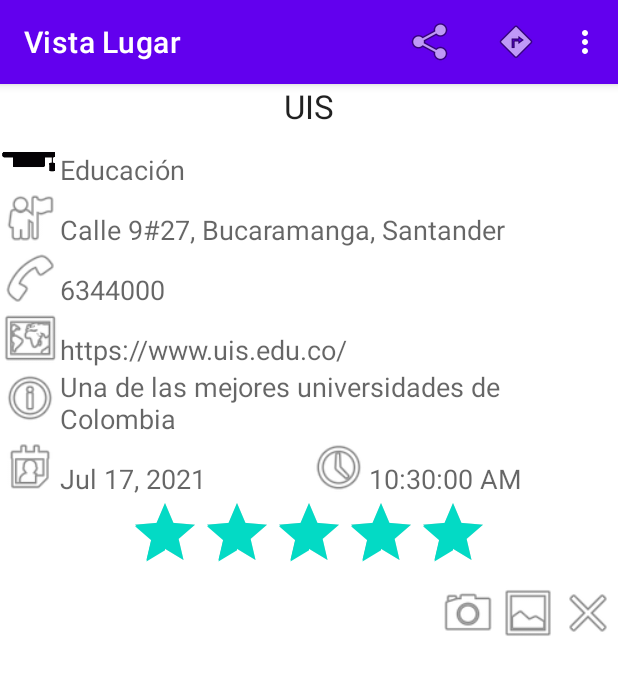
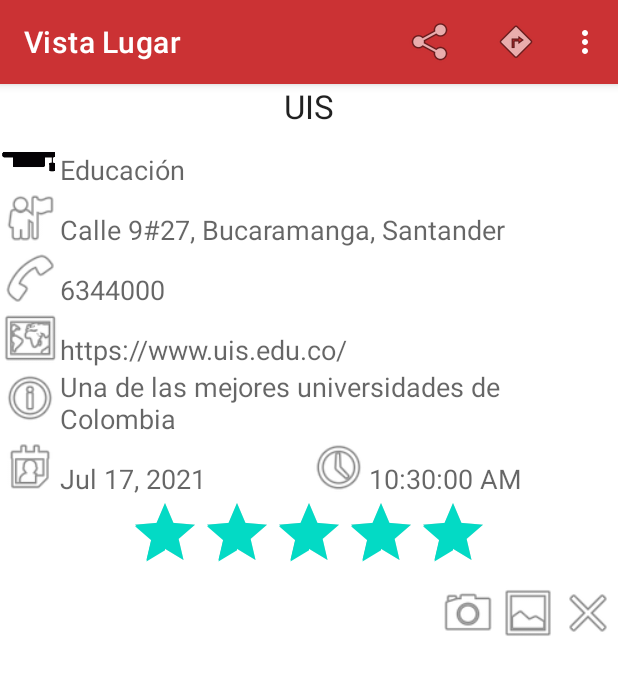
Before and after one commit to frsierrag/DangerZone, an Android app: the screen it shows after launch (VistaLugarActivity), after a tap on "UIS", on a phone screen of 412 x 824 dp. Shown: the top 675 px of the screen. Run offline under Robolectric (Android 15) with nearby library versions, the phone set to English and light mode, and no system bars.

Commit message:
1. Add ultimaLocalizacion method into CasosUsoLocalizacion class. 2. Update petition to coordinates to Google Maps App into CasosUsoLugar class. 3. Update lanzarVistaLugar method into MainActivity class. 4. Update coordinates to places into LugaresLista class. 5. Update & create new colors into colors.xml, themes.xml and themes.xml (Dark).

```diff
--- a/app/src/main/java/com/grupo5/dangerzone/data/LugaresLista.java
+++ b/app/src/main/java/com/grupo5/dangerzone/data/LugaresLista.java
@@ -36,22 +36,22 @@
     }
     public void añadeEjemplos() {
         añade(new Lugar("UIS","Calle 9#27, Bucaramanga, Santander",
-                7.1377,-73.121, TipoLugar.EDUCACION,
+                -73.121,7.1377, TipoLugar.EDUCACION,
                 6344000, "https://www.uis.edu.co/",
                 "Una de las mejores universidades de Colombia",
                 5));
         añade(new Lugar("Estadio Atanasio Girardot","Cra. 74 #48010, Medellín, Antioquia",
-                6.256864,-75.59013, TipoLugar.DEPORTE,
+                -75.59013,6.256864, TipoLugar.DEPORTE,
                 0, "http://comunasdemedellin.com/",
                 "Estadio de la ciudad de medellín",
                 (float) 4.5));
         añade(new Lugar("Movistar Arena","Diagonal. 61c #26-36, Bogotá, Cundinamarca",
-                6.256864,-75.59013, TipoLugar.ESPECTACULO,
+                -74.0783,4.6505, TipoLugar.ESPECTACULO,
                 5470183, "https://movistararena.co/",
                 "Centro de eventos en Bogotá",
                 4));
         añade(new Lugar("Páramo de Santurbán","Silos, Santander",
-                7.2466845,-72.90982, TipoLugar.NATURALEZA,
+                -72.90982,7.2466845, TipoLugar.NATURALEZA,
                 0, "SIN DATOS",
                 "Lugar entre los departamentos Santander y Norte de Santander",
                 4));
--- a/app/src/main/java/com/grupo5/dangerzone/presentation/MainActivity.java
+++ b/app/src/main/java/com/grupo5/dangerzone/presentation/MainActivity.java
@@ -129,6 +129,10 @@
                 .setPositiveButton(R.string.positive_button, new DialogInterface.OnClickListener() {
                     public void onClick(DialogInterface dialog, int whichButton) {
                         int id = Integer.parseInt(entrada.getText().toString());
+                        if(id > lugares.tamaño()) {
+                            Log.d("Id lugares", "Ha ingresado un Id superior, se mostrará el último objeto");
+                            usoLugar.mostrar(lugares.tamaño() - 1);
+                        }
                         usoLugar.mostrar(id);
                     }
                 })
--- a/app/src/main/java/com/grupo5/dangerzone/use_cases/CasosUsoLocalizacion.java
+++ b/app/src/main/java/com/grupo5/dangerzone/use_cases/CasosUsoLocalizacion.java
@@ -37,12 +37,28 @@
         manejadorLoc = (LocationManager) actividad.getSystemService( LOCATION_SERVICE);
         posicionActual = ((Aplicacion) actividad.getApplication()).posicionActual;
         adaptador = ((Aplicacion) actividad.getApplication()).adaptador;
-        //ultimaLocalizazion();
+        ultimaLocalizazion();
     }
 
     public boolean hayPermisoLocalizacion() {
         return (ActivityCompat.checkSelfPermission(actividad,
                 Manifest.permission.ACCESS_FINE_LOCATION) == PackageManager.PERMISSION_GRANTED);
+    }
+
+    @SuppressLint("MissingPermission")
+    void ultimaLocalizazion() {
+        if (hayPermisoLocalizacion()) {
+            if (manejadorLoc.isProviderEnabled(LocationManager.GPS_PROVIDER)) {
+                actualizaMejorLocaliz(manejadorLoc.getLastKnownLocation( LocationManager.GPS_PROVIDER));
+            }
+            if (manejadorLoc.isProviderEnabled(LocationManager.NETWORK_PROVIDER)) {
+                actualizaMejorLocaliz(manejadorLoc.getLastKnownLocation( LocationManager.NETWORK_PROVIDER));
+            }
+        } else {
+            solicitarPermiso(Manifest.permission.ACCESS_FINE_LOCATION,
+                    "Sin el permiso localización no puedo mostrar la distancia a los lugares.",
+                    codigoPermiso, actividad);
+        }
     }
 
     public static void solicitarPermiso(final String permiso, String justificacion,
@@ -63,7 +79,7 @@
     }
 
     public void permisoConcedido() {
-        //ultimaLocalizazion();
+        ultimaLocalizazion();
         activarProveedores();
         adaptador.notifyDataSetChanged();
     }
@@ -88,7 +104,7 @@
 
     @Override
     public void onLocationChanged(Location location) {
-        Log.d(TAG, "Nueva localización: "+location);
+        Log.d(TAG, "Nueva localización: "+ location);
         actualizaMejorLocaliz(location); adaptador.notifyDataSetChanged();
     }
 
@@ -100,18 +116,18 @@
 
     @Override
     public void onProviderEnabled(String provider) {
-        Log.d(TAG, "Se habilita: "+provider);
+        Log.d(TAG, "Se habilita: "+ provider);
         activarProveedores();
     }
 
     @Override
     public void onProviderDisabled(String provider) {
-        Log.d(TAG, "Se deshabilita: "+provider);
+        Log.d(TAG, "Se deshabilita: "+ provider);
         activarProveedores();
     }
 
     private void actualizaMejorLocaliz(Location localiz) {
-        if (localiz != null && (mejorLoc == null || localiz.getAccuracy() < 2*mejorLoc.getAccuracy() ||
+        if (localiz != null && (mejorLoc == null || localiz.getAccuracy() < 2 * mejorLoc.getAccuracy() ||
                 localiz.getTime() - mejorLoc.getTime() > DOS_MINUTOS)) {
             Log.d(TAG, "Nueva mejor localización");
             mejorLoc = localiz;
--- a/app/src/main/java/com/grupo5/dangerzone/use_cases/CasosUsoLugar.java
+++ b/app/src/main/java/com/grupo5/dangerzone/use_cases/CasosUsoLugar.java
@@ -91,8 +91,9 @@
     public final void verMapa(Lugar lugar) {
         double lat = lugar.getPosicion().getLatitud();
         double lon = lugar.getPosicion().getLongitud();
-        Uri uri = lugar.getPosicion() != GeoPunto.SIN_POSICION ? Uri.parse("geo:0,0?q="+Uri.encode(lugar.getDireccion())) :
-                Uri.parse("geo:" + lon + ',' + lat+"z=18");
+        Uri uri = lugar.getPosicion() != GeoPunto.SIN_POSICION ?
+                Uri.parse("geo:0,0?q="+Uri.encode(lugar.getDireccion())) :
+                Uri.parse("geo:" + lat + ',' + lon+"?z=18&q="+Uri.encode(lugar.getDireccion()));
         actividad.startActivity(new Intent("android.intent.action.VIEW", uri));
     }
 
--- a/app/src/main/res/values-night/themes.xml
+++ b/app/src/main/res/values-night/themes.xml
@@ -2,8 +2,8 @@
     <!-- Base application theme. -->
     <style name="Theme.DangerZone" parent="Theme.MaterialComponents.DayNight.DarkActionBar">
         <!-- Primary brand color. -->
-        <item name="colorPrimary">@color/purple_200</item>
-        <item name="colorPrimaryVariant">@color/purple_700</item>
+        <item name="colorPrimary">@color/fire</item>
+        <item name="colorPrimaryVariant">@color/red_200</item>
         <item name="colorOnPrimary">@color/black</item>
         <!-- Secondary brand color. -->
         <item name="colorSecondary">@color/teal_200</item>
@@ -14,8 +14,8 @@
         <!-- Customize your theme here. -->
     </style>
     <style name="Theme.DangerZone.NoActionBar" parent="Theme.AppCompat.DayNight.NoActionBar">
-        <item name="colorPrimary">@color/purple_200</item>
-        <item name="colorPrimaryVariant">@color/purple_700</item>
+        <item name="colorPrimary">@color/fire</item>
+        <item name="colorPrimaryVariant">@color/red_200</item>
         <item name="colorOnPrimary">@color/black</item>
         <item name="windowActionBar">false</item>
         <item name="windowNoTitle">true</item>
--- a/app/src/main/res/values/colors.xml
+++ b/app/src/main/res/values/colors.xml
@@ -7,4 +7,7 @@
     <color name="teal_700">#FF018786</color>
     <color name="black">#FF000000</color>
     <color name="white">#FFFFFFFF</color>
+    <color name="red">#FF00</color>
+    <color name="red_200">#CB3234</color>
+    <color name="fire">#DD571C</color>
 </resources>
--- a/app/src/main/res/values/themes.xml
+++ b/app/src/main/res/values/themes.xml
@@ -2,7 +2,7 @@
     <!-- Base application theme. -->
     <style name="Theme.DangerZone" parent="Theme.MaterialComponents.DayNight.DarkActionBar">
         <!-- Primary brand color. -->
-        <item name="colorPrimary">@color/purple_500</item>
+        <item name="colorPrimary">@color/red_200</item>
         <item name="colorPrimaryVariant">@color/purple_700</item>
         <item name="colorOnPrimary">@color/white</item>
         <!-- Secondary brand color. -->
@@ -14,7 +14,7 @@
         <!-- Customize your theme here. -->
     </style>
     <style name="Theme.DangerZone.NoActionBar" parent="Theme.AppCompat.DayNight.NoActionBar">
-        <item name="colorPrimary">@color/purple_200</item>
+        <item name="colorPrimary">@color/fire</item>
         <item name="colorPrimaryVariant">@color/purple_700</item>
         <item name="colorOnPrimary">@color/black</item>
         <item name="windowActionBar">false</item>
```
